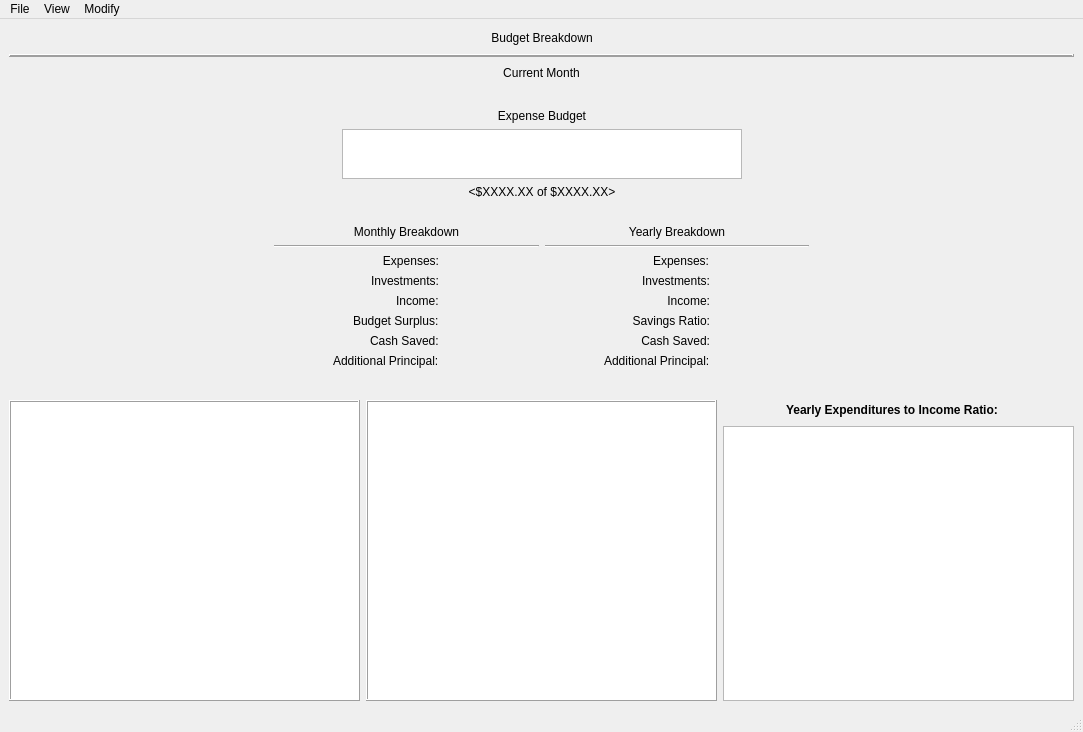
Before: the Qt Designer form CashFlowManager/mainwindow.ui in epw7856/CashFlowManager, drawn with Qt 5.
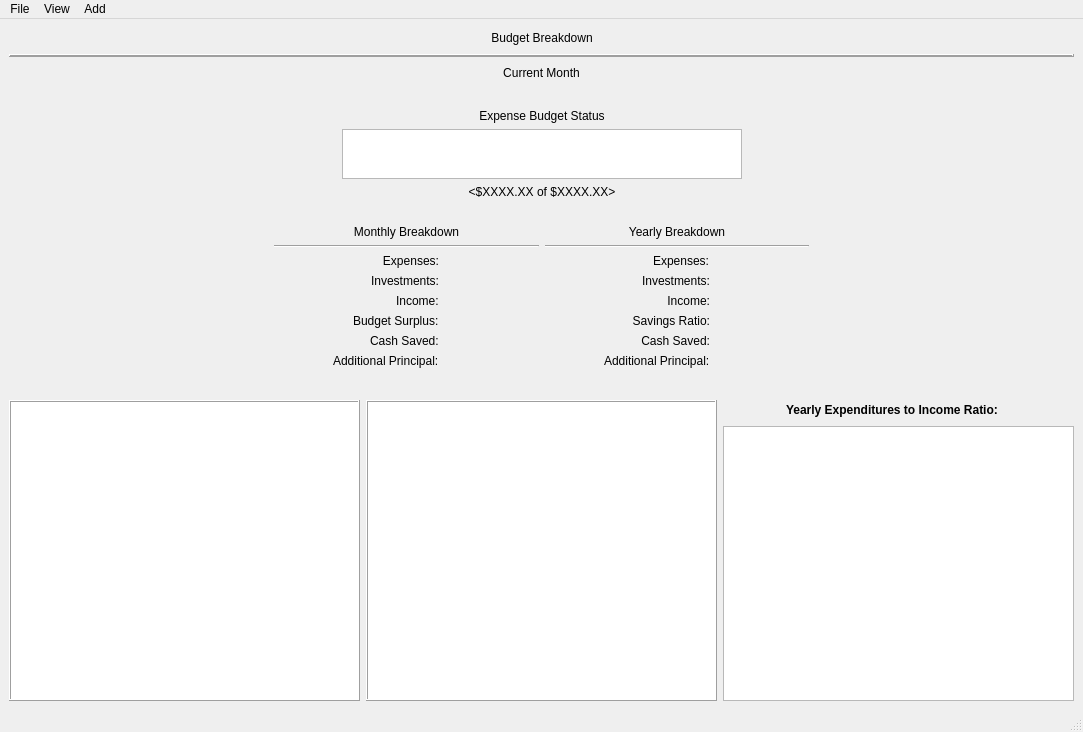
After: the same form once the commit is applied. Custom widgets are drawn as their Qt base class.

Commit message: Implemented the add expense transaction dialog and associated controller.

What changed in the file:
```diff
--- a/CashFlowManager/mainwindow.ui
+++ b/CashFlowManager/mainwindow.ui
@@ -144,7 +144,7 @@
         <item>
          <widget class="QLabel" name="label_7">
           <property name="text">
-           <string>Expense Budget</string>
+           <string>Expense Budget Status</string>
           </property>
           <property name="alignment">
            <set>Qt::AlignCenter</set>
@@ -771,14 +771,14 @@
     <addaction name="separator"/>
     <addaction name="actionAsset_and_Net_Worth_Tracking"/>
    </widget>
-   <widget class="QMenu" name="menuModify">
+   <widget class="QMenu" name="menuAdd">
     <property name="title">
-     <string>Modify</string>
+     <string>Add</string>
     </property>
    </widget>
    <addaction name="menuFile"/>
    <addaction name="menuView"/>
-   <addaction name="menuModify"/>
+   <addaction name="menuAdd"/>
   </widget>
   <widget class="QStatusBar" name="statusbar"/>
   <action name="actionExit">
```
Left out of the diff: 52 changed lines with no effect on the pictures. The commit also changes 11 other files.
